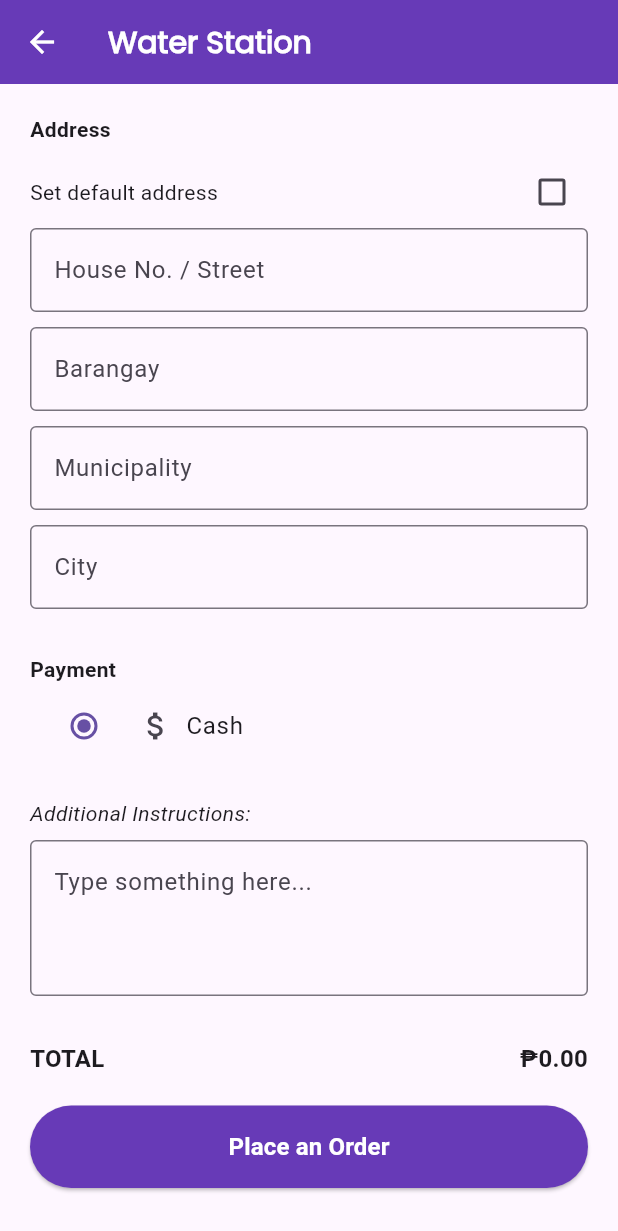
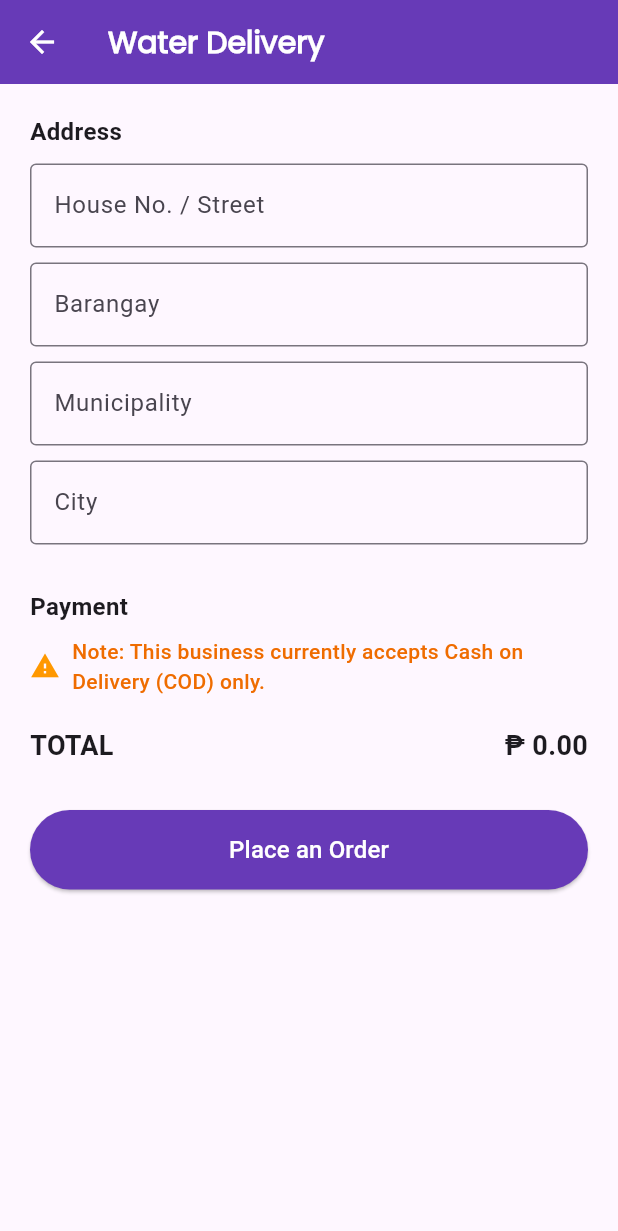
Before and after one commit to pherneaspherb/marden_SE, a Flutter app: the WaterPaymentPage screen opened directly with empty values, on a phone screen of 412 x 824 dp. Shown: the top 1231 px of the screen. Run offline on Flutter 3.47's test engine with Material 3 defaults, Android fonts, the phone set to English and light mode, and no system bars; our stand-ins replace cloud_firestore, firebase_auth, firebase_core; accounts and stored records are empty.

Commit message:
Just for checking

```diff
--- a/lib/Customer/screens/home/waterPaymentPage.dart
+++ b/lib/Customer/screens/home/waterPaymentPage.dart
@@ -16,23 +16,29 @@ class WaterPaymentPage extends StatefulWidget {
   }) : super(key: key);
 
   @override
-  _WaterPaymentPageState createState() => _WaterPaymentPageState();
+  State<WaterPaymentPage> createState() => _WaterPaymentPageState();
 }
 
 class _WaterPaymentPageState extends State<WaterPaymentPage> {
-  final TextEditingController _houseController = TextEditingController();
-  final TextEditingController _barangayController = TextEditingController();
-  final TextEditingController _municipalityController = TextEditingController();
-  final TextEditingController _cityController = TextEditingController();
-  final TextEditingController _instructionsController = TextEditingController();
+  final _houseController = TextEditingController();
+  final _barangayController = TextEditingController();
+  final _municipalityController = TextEditingController();
+  final _cityController = TextEditingController();
+  final _instructionsController = TextEditingController();
 
-  String _selectedPaymentMethod = 'Cash';
-  bool isDefaultAddress = false;
-  bool _isLoading = false;
+  bool _isPlacingOrder = false;
 
-  Future<void> _saveWaterOrderToFirestore() async {
-    final userId = FirebaseAuth.instance.currentUser?.uid;
-    if (userId == null) return;
+  Future<void> _placeOrder() async {
+    if (_houseController.text.isEmpty ||
+        _barangayController.text.isEmpty ||
+        _municipalityController.text.isEmpty ||
+        _cityController.text.isEmpty) {
+      _showSnackbar('Please complete all address fields.', isError: true);
+      return;
+    }
+
+    final user = FirebaseAuth.instance.currentUser;
+    if (user == null) return;
 
     final orderData = {
       'containerType': widget.selectedContainer,
@@ -44,144 +50,104 @@ class _WaterPaymentPageState extends State<WaterPaymentPage> {
         'municipality': _municipalityController.text,
         'city': _cityController.text,
       },
-      'paymentMethod': _selectedPaymentMethod,
+      'paymentMethod': 'Cash',
       'instructions': _instructionsController.text,
       'status': 'Pending',
       'createdAt': FieldValue.serverTimestamp(),
     };
 
+    setState(() => _isPlacingOrder = true);
+
+    try {
       await FirebaseFirestore.instance
           .collection('customers')
-        .doc(userId)
+          .doc(user.uid)
           .collection('waterOrders')
-        .add(orderData)
-        .then((docRef) {
-          print('✅ Order saved successfully! Document ID: ${docRef.id}');
-        })
-        .catchError((error) {
-          print('❌ Failed to save order: $error');
-        });
-  }
+          .add(orderData);
 
-  void _placeOrder() async {
-    if (_houseController.text.isEmpty ||
-        _barangayController.text.isEmpty ||
-        _municipalityController.text.isEmpty ||
-        _cityController.text.isEmpty) {
-      _showMissingFieldsDialog();
-      return;
-    }
-
-    setState(() {
-      _isLoading = true;
-    });
-
-    try {
-      await _saveWaterOrderToFirestore();
-
-      setState(() {
-        _isLoading = false;
-      });
-
-      showOrderConfirmationDialog(context);
+      _showSuccessDialog();
     } catch (e) {
-      setState(() {
-        _isLoading = false;
-      });
-      print('Failed to place order: $e');
+      _showSnackbar('Failed to place order');
+    } finally {
+      setState(() => _isPlacingOrder = false);
     }
   }
 
-  void _showMissingFieldsDialog() {
-    showDialog(
-      context: context,
-      builder:
-          (context) => AlertDialog(
-            title: Text('Incomplete Address'),
-            content: Text(
-              'Please fill in all required address fields to proceed.',
-            ),
-            actions: [
-              TextButton(
-                onPressed: () => Navigator.pop(context),
-                child: Text('OK'),
-              ),
-            ],
+  void _showSnackbar(String message, {bool isError = false}) {
+    ScaffoldMessenger.of(context).showSnackBar(
+      SnackBar(
+        content: Text(message),
+        backgroundColor: isError ? Colors.redAccent : Colors.green,
       ),
     );
   }
 
-  void showOrderConfirmationDialog(BuildContext context) {
+  void _showSuccessDialog() {
     showDialog(
       context: context,
       barrierDismissible: false,
-      builder: (BuildContext context) {
-        return Dialog(
-          shape: RoundedRectangleBorder(
-            borderRadius: BorderRadius.circular(16),
-          ),
-          backgroundColor: Color(0xFFF7ECFF),
+      builder: (_) => Dialog(
+        shape: RoundedRectangleBorder(borderRadius: BorderRadius.circular(20)),
         child: Padding(
-            padding: const EdgeInsets.symmetric(
-              horizontal: 24.0,
-              vertical: 32.0,
-            ),
+          padding: const EdgeInsets.symmetric(vertical: 40, horizontal: 24),
           child: Column(
             mainAxisSize: MainAxisSize.min,
             children: [
               CircleAvatar(
+                radius: 30,
                 backgroundColor: Colors.deepPurple,
-                  radius: 30,
                 child: Icon(Icons.check, color: Colors.white, size: 30),
               ),
-                SizedBox(height: 16),
-                Text(
+              const SizedBox(height: 20),
+              const Text(
                 'Your order has been processed.',
-                  style: TextStyle(fontWeight: FontWeight.bold, fontSize: 16),
+                style: TextStyle(fontSize: 18, fontWeight: FontWeight.bold),
                 textAlign: TextAlign.center,
               ),
-                SizedBox(height: 8),
-                Text(
+              const SizedBox(height: 10),
+              const Text(
                 'Please track your order.',
-                  style: TextStyle(fontSize: 14, color: Colors.grey),
+                style: TextStyle(fontSize: 14, color: Colors.black54),
                 textAlign: TextAlign.center,
               ),
-                SizedBox(height: 20),
+              const SizedBox(height: 30),
               ElevatedButton(
                 onPressed: () {
-                    Navigator.of(context).pushAndRemoveUntil(
-                      MaterialPageRoute(
-                        builder: (context) => CustomerMainPage(),
-                      ),
+                  Navigator.pop(context);
+                  Navigator.pushAndRemoveUntil(
+                    context,
+                    MaterialPageRoute(builder: (_) => CustomerMainPage()),
                     (route) => false,
                   );
                 },
-                  child: Text('Done'),
                 style: ElevatedButton.styleFrom(
                   backgroundColor: Colors.deepPurple,
                   foregroundColor: Colors.white,
+                  padding: const EdgeInsets.symmetric(horizontal: 40, vertical: 14),
                   shape: RoundedRectangleBorder(
                     borderRadius: BorderRadius.circular(30),
                   ),
-                    padding: EdgeInsets.symmetric(horizontal: 24, vertical: 12),
                 ),
+                child: const Text("Done", style: TextStyle(fontSize: 16)),
               ),
             ],
           ),
         ),
-        );
-      },
+      ),
     );
   }
 
-  Widget _buildTextField(String label, TextEditingController controller) {
+  Widget _buildTextField({
+    required TextEditingController controller,
+    required String label,
+  }) {
     return Padding(
       padding: const EdgeInsets.only(bottom: 10),
       child: TextField(
         controller: controller,
         decoration: InputDecoration(
           labelText: label,
-          border: OutlineInputBorder(),
+          border: const OutlineInputBorder(),
         ),
       ),
     );
@@ -192,119 +158,69 @@ class _WaterPaymentPageState extends State<WaterPaymentPage> {
     return Scaffold(
       appBar: AppBar(
         backgroundColor: Colors.deepPurple,
-        iconTheme: IconThemeData(color: Colors.white),
-        title: Text(
-          'Water Station',
+        iconTheme: const IconThemeData(color: Colors.white),
+        title: const Text(
+          'Water Delivery',
           style: TextStyle(
-            fontFamily: 'Poppins', // Replace with the actual font family name
-            fontWeight: FontWeight.w600, // You can use w400, w500, w700, etc.
+            fontFamily: 'Poppins',
+            fontWeight: FontWeight.w600,
             fontSize: 20,
             color: Colors.white,
           ),
         ),
       ),
-      body: SingleChildScrollView(
-        padding: EdgeInsets.all(20),
-        child: Column(
-          crossAxisAlignment: CrossAxisAlignment.start,
+      body: Padding(
+        padding: const EdgeInsets.all(20),
+        child: ListView(
           children: [
-            Text('Address', style: TextStyle(fontWeight: FontWeight.bold)),
-            SizedBox(height: 8),
+            const Text('Address', style: TextStyle(fontSize: 16, fontWeight: FontWeight.bold)),
+            const SizedBox(height: 10),
+            _buildTextField(controller: _houseController, label: 'House No. / Street'),
+            _buildTextField(controller: _barangayController, label: 'Barangay'),
+            _buildTextField(controller: _municipalityController, label: 'Municipality'),
+            _buildTextField(controller: _cityController, label: 'City'),
+            const SizedBox(height: 20),
+
+            const Text('Payment', style: TextStyle(fontSize: 16, fontWeight: FontWeight.bold)),
+            const SizedBox(height: 8),
             Row(
               children: [
-                Text('Set default address'),
-                Spacer(),
-                Checkbox(
-                  value: isDefaultAddress,
-                  onChanged: (value) {
-                    setState(() {
-                      isDefaultAddress = value!;
-                    });
-                  },
+                const Icon(Icons.warning, color: Colors.orange, size: 20),
+                const SizedBox(width: 8),
+                Expanded(
+                  child: Text(
+                    'Note: This business currently accepts Cash on Delivery (COD) only.',
+                    style: TextStyle(
+                      color: Colors.orange[800],
+                      fontSize: 14,
+                      fontWeight: FontWeight.w500,
+                    ),
+                  ),
                 ),
               ],
             ),
-            _buildTextField('House No. / Street', _houseController),
-            _buildTextField('Barangay', _barangayController),
-            _buildTextField('Municipality', _municipalityController),
-            _buildTextField('City', _cityController),
-            SizedBox(height: 20),
-            Text('Payment', style: TextStyle(fontWeight: FontWeight.bold)),
-            RadioListTile(
-              title: Row(
-                children: [
-                  Icon(Icons.attach_money),
-                  SizedBox(width: 8),
-                  Text('Cash'),
-                ],
-              ),
-              value: 'Cash',
-              groupValue: _selectedPaymentMethod,
-              onChanged: (value) {
-                setState(() {
-                  _selectedPaymentMethod = value!;
-                });
-              },
-            ),
-            SizedBox(height: 20),
-            Text(
-              'Additional Instructions:',
-              style: TextStyle(fontStyle: FontStyle.italic),
-            ),
-            SizedBox(height: 8),
-            TextField(
-              controller: _instructionsController,
-              maxLines: 3,
-              decoration: InputDecoration(
-                hintText: 'Type something here...',
-                border: OutlineInputBorder(),
-              ),
-            ),
-            SizedBox(height: 30),
+            const SizedBox(height: 20),
+
             Row(
               mainAxisAlignment: MainAxisAlignment.spaceBetween,
               children: [
-                Text(
-                  'TOTAL',
-                  style: TextStyle(fontWeight: FontWeight.bold, fontSize: 16),
-                ),
-                Text(
-                  '₱${widget.totalPrice.toStringAsFixed(2)}',
-                  style: TextStyle(fontWeight: FontWeight.bold, fontSize: 16),
-                ),
+                const Text('TOTAL', style: TextStyle(fontSize: 18, fontWeight: FontWeight.bold)),
+                Text('₱ ${widget.totalPrice.toStringAsFixed(2)}',
+                    style: const TextStyle(fontSize: 18, fontWeight: FontWeight.bold)),
               ],
             ),
-            SizedBox(height: 20),
-            SizedBox(
-              width: double.infinity,
-              child: ElevatedButton(
-                onPressed: _isLoading ? null : _placeOrder,
+            const SizedBox(height: 30),
+
+            ElevatedButton(
+              onPressed: _isPlacingOrder ? null : _placeOrder,
               style: ElevatedButton.styleFrom(
                 backgroundColor: Colors.deepPurple,
-                  padding: EdgeInsets.symmetric(vertical: 16),
-                  shape: RoundedRectangleBorder(
-                    borderRadius: BorderRadius.circular(30),
+                foregroundColor: Colors.white,
+                padding: const EdgeInsets.symmetric(vertical: 15),
               ),
-                ),
-                child:
-                    _isLoading
-                        ? SizedBox(
-                          width: 24,
-                          height: 24,
-                          child: CircularProgressIndicator(
-                            color: Colors.white,
-                            strokeWidth: 2,
-                          ),
-                        )
-                        : Text(
-                          'Place an Order',
-                          style: TextStyle(
-                            fontSize: 16,
-                            fontWeight: FontWeight.bold,
-                            color: Colors.white,
-                          ),
-                        ),
-              ),
+              child: _isPlacingOrder
+                  ? const CircularProgressIndicator(color: Colors.white)
+                  : const Text('Place an Order', style: TextStyle(fontSize: 16)),
             ),
           ],
         ),
--- a/lib/Customer/screens/splashPage.dart
+++ b/lib/Customer/screens/splashPage.dart
@@ -1,5 +1,5 @@
 import 'package:flutter/material.dart';
-import 'selectUserPage.dart';
+import 'customerPage.dart';
 
 class SplashPage extends StatelessWidget {
   @override
@@ -7,7 +7,7 @@ class SplashPage extends StatelessWidget {
     Future.delayed(Duration(seconds: 2), () {
       Navigator.pushReplacement(
         context,
-        MaterialPageRoute(builder: (context) => SelectUserPage()),
+        MaterialPageRoute(builder: (context) => CustomerPage()),
       );
     });
 
```
Also changed, not shown: lib/Customer/screens/home/laundryPaymentPage.dart (+140 -155 lines), lib/Customer/screens/selectUserPage.dart (deleted, +0 -68 lines). Lines whose indentation alone changed are shown as unchanged.
